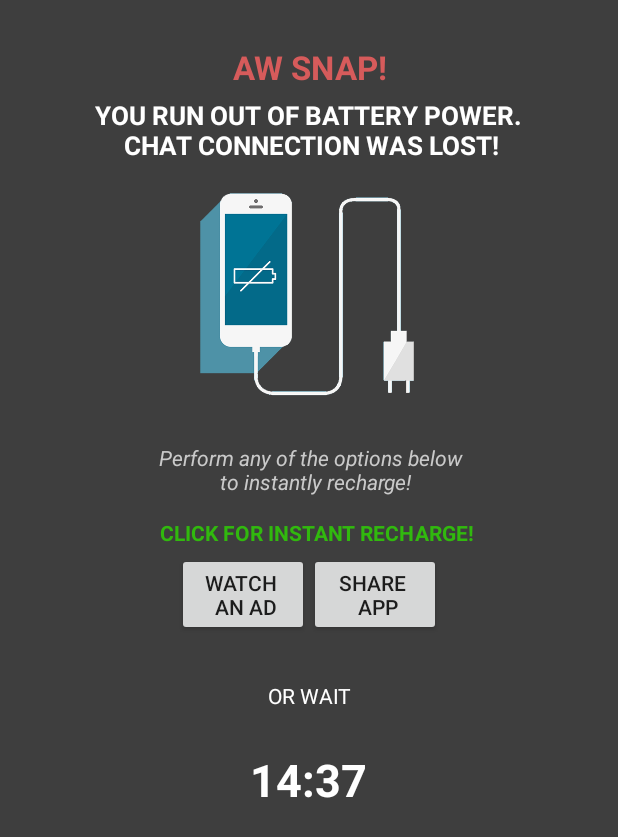
After one commit to Jaydah-Studios/ChatStories, an Android app: the layout activity_promooptions.xml on its own in the app's theme, with its tools: preview values and no code run, on a phone screen of 412 x 824 dp. The commit adds this screen. Shown: the top 837 px of the screen. Run offline under Robolectric (Android 15) with nearby library versions, the phone set to English and light mode, and no system bars.

Commit message:
Added activity for blocking till ad watched or timer expired. Made activity translucent. UI improvements

```diff
--- a/app/src/main/AndroidManifest.xml
+++ b/app/src/main/AndroidManifest.xml
@@ -12,7 +12,8 @@
 
         <activity
             android:name=".Splashscreen"
-            android:label="@string/app_name" >
+            android:label="@string/app_name"
+            android:screenOrientation="portrait">
             <intent-filter>
                 <action android:name="android.intent.action.MAIN" />
 
@@ -20,7 +21,11 @@
             </intent-filter>
         </activity>
 
-        <activity android:name=".MainActivity" > </activity>
+        <activity android:name=".MainActivity" android:screenOrientation="portrait"> </activity>
+        <activity android:name=".PromoOptionsActivity"
+            android:screenOrientation="portrait"
+            android:theme="@style/Theme.Transparent">
+        </activity>
 
     </application>
 
--- a/app/src/main/java/jaydahstudios/com/chatstories/MainActivity.java
+++ b/app/src/main/java/jaydahstudios/com/chatstories/MainActivity.java
@@ -1,12 +1,16 @@
 package jaydahstudios.com.chatstories;
 
+
 import android.content.Context;
+import android.content.Intent;
 import android.content.SharedPreferences;
+import android.database.DataSetObserver;
 import android.preference.PreferenceManager;
 import android.support.v7.app.AppCompatActivity;
 import android.os.Bundle;
 import android.util.Log;
 import android.view.View;
+import android.widget.AbsListView;
 import android.widget.ListView;
 import android.widget.Toast;
 
@@ -97,22 +101,39 @@ public class MainActivity extends AppCompatActivity {
     public void nextClicked(View view){
         Log.d(TAG, "nextClicked: Is Clicked");
 
+        final int limit = 100;
+
+        if(count == limit){
+            Log.d(TAG, "nextClicked: Limit Reached");
+
+            Intent intent = new Intent(MainActivity.this, PromoOptionsActivity.class);
+            startActivity(intent);
+
+        }else{
+            loadList(null);
+        }
+
+    }
+
+    public void loadList(View view){
         ChatModel chat = setUpMessage();
         lstChat.add(chat);
+        final ListView lstView = (ListView)findViewById(R.id.listView);
+        final CustomAdapter adapter = new CustomAdapter(lstChat,this);
+        lstView.setTranscriptMode(AbsListView.TRANSCRIPT_MODE_ALWAYS_SCROLL);
+        lstView.setAdapter(adapter);
 
-        final ListView lstView = (ListView)findViewById(R.id.listView);
-        CustomAdapter adapter = new CustomAdapter(lstChat,this);
-        lstView.setAdapter(adapter);
+        adapter.registerDataSetObserver(new DataSetObserver() {
+            @Override
+            public void onChanged() {
+                super.onChanged();
+                lstView.setSelection(adapter.getCount() - 1);
+            }
+        });
+
         adapter.notifyDataSetChanged();
-
         Log.i(TAG, "Counter is: "+count);
-
         count++;
-
-        lstView.post(new Runnable(){
-            public void run() {
-                lstView.setSelection(lstView.getCount());
-            }});
     }
 
     public void getProgress(View view){
@@ -122,14 +143,20 @@ public class MainActivity extends AppCompatActivity {
         lstChat.add(chat);
 
         final ListView lstView = (ListView)findViewById(R.id.listView);
-        CustomAdapter adapter = new CustomAdapter(lstChat,this);
+        final CustomAdapter adapter = new CustomAdapter(lstChat,this);
+        lstView.setTranscriptMode(AbsListView.TRANSCRIPT_MODE_ALWAYS_SCROLL);
         lstView.setAdapter(adapter);
+
+        adapter.registerDataSetObserver(new DataSetObserver() {
+            @Override
+            public void onChanged() {
+                super.onChanged();
+                lstView.setSelection(adapter.getCount() - 1);
+            }
+        });
+
         adapter.notifyDataSetChanged();
 
-        lstView.post(new Runnable(){
-            public void run() {
-                lstView.setSelection(lstView.getCount());
-            }});
     }
 
     private void checkSharedPreferences(){
--- /dev/null
+++ b/app/src/main/java/jaydahstudios/com/chatstories/PromoOptionsActivity.java
@@ -0,0 +1,41 @@
+package jaydahstudios.com.chatstories;
+
+//import android.app.Activity;
+import android.content.Intent;
+import android.os.Bundle;
+import android.support.annotation.Nullable;
+import android.support.v7.app.AppCompatActivity;
+import android.util.Log;
+import android.view.View;
+import android.widget.Button;
+
+/**
+ * Created by Jaystiqs on 7/18/2017.
+ */
+
+public class PromoOptionsActivity extends AppCompatActivity {
+
+    private static final String TAG = "PromoOptionsActivity";
+
+
+    @Override
+    protected void onCreate(@Nullable Bundle savedInstanceState) {
+        super.onCreate(savedInstanceState);
+        setContentView(R.layout.activity_promooptions);
+
+//        Button back;
+        Log.d(TAG, "onCreate:  Started");
+
+//        back = (Button) findViewById(R.id.optionsBkBtn);
+//
+//        back.setOnClickListener(new View.OnClickListener() {
+//            @Override
+//            public void onClick(View v) {
+//                Intent intent = new Intent(PromoOptionsActivity.this, MainActivity.class);
+//                startActivity(intent);
+//            }
+//        });
+
+    }
+
+}
--- a/app/src/main/java/jaydahstudios/com/chatstories/Splashscreen.java
+++ b/app/src/main/java/jaydahstudios/com/chatstories/Splashscreen.java
@@ -39,7 +39,7 @@ public class Splashscreen extends Activity {
                 try {
                     int waited = 0;
                     // Splash screen pause time
-                    while (waited < 4500) {
+                    while (waited < 4000) {
                         sleep(100);
                         waited += 100;
                     }
--- a/app/src/main/res/layout/activity_main.xml
+++ b/app/src/main/res/layout/activity_main.xml
@@ -39,7 +39,7 @@
 
             <Button
                 android:layout_width="match_parent"
-                android:layout_height="58dp"
+                android:layout_height="65dp"
                 android:text="Next"
                 android:onClick="nextClicked"
                 android:layout_marginTop="2dp"
@@ -49,5 +49,6 @@
 
         </LinearLayout>
 
+
     </LinearLayout>
 </RelativeLayout>
--- /dev/null
+++ b/app/src/main/res/layout/activity_promooptions.xml
@@ -0,0 +1,131 @@
+<?xml version="1.0" encoding="utf-8"?>
+<RelativeLayout xmlns:android="http://schemas.android.com/apk/res/android"
+    android:layout_width="match_parent"
+    android:layout_height="match_parent"
+    android:background="#c0000000"
+    >
+
+        <TextView
+            android:id="@+id/textView"
+            android:layout_width="wrap_content"
+            android:layout_height="wrap_content"
+            android:layout_marginTop="30dp"
+            android:textSize="22sp"
+            android:gravity="center"
+            android:textColor="#d65b5b"
+            android:text="AW SNAP!"
+            android:textStyle="bold"
+            android:layout_centerHorizontal="true" />
+
+        <TextView
+            android:id="@+id/textView6"
+            android:layout_width="wrap_content"
+            android:layout_height="wrap_content"
+            android:layout_marginTop="5dp"
+            android:textSize="17sp"
+            android:gravity="center"
+            android:textColor="#fff"
+            android:text="YOU RUN OUT OF BATTERY POWER.\n CHAT CONNECTION WAS LOST!"
+            android:textStyle="bold"
+            android:layout_below="@+id/textView"
+            android:layout_centerHorizontal="true" />
+
+        <ImageView
+            android:id="@+id/logo"
+            android:layout_width="wrap_content"
+            android:layout_height="wrap_content"
+            android:layout_marginTop="54dp"
+            android:adjustViewBounds="true"
+            android:maxWidth="200dp"
+            android:src="@drawable/rechargepic"
+            android:layout_below="@+id/textView"
+            android:layout_centerHorizontal="true" />
+
+
+        <LinearLayout
+            android:layout_width="wrap_content"
+            android:layout_height="wrap_content"
+            android:layout_below="@+id/textView1"
+            android:layout_centerHorizontal="true"
+            android:layout_marginTop="38dp"
+            android:id="@+id/linearLayout">
+
+                <Button
+                    android:layout_width="wrap_content"
+                    android:layout_height="wrap_content"
+                    android:id="@+id/watchAdBtn"
+                    android:text="Watch \n an AD"
+                    android:layout_above="@+id/textView2"
+                    android:layout_toLeftOf="@+id/optionsBkBtn"
+                    android:layout_toStartOf="@+id/optionsBkBtn" />
+
+                <Button
+                    android:id="@+id/sharedBtn"
+                    android:layout_width="wrap_content"
+                    android:layout_height="wrap_content"
+                    android:layout_above="@+id/textView2"
+                    android:layout_toEndOf="@+id/textView2"
+                    android:layout_toRightOf="@+id/textView2"
+                    android:text="Share \n app" />
+        </LinearLayout>
+
+
+
+        <TextView
+            android:id="@+id/textView1"
+            android:layout_width="wrap_content"
+            android:layout_height="wrap_content"
+            android:gravity="center"
+            android:text="Perform any of the options below \n to instantly recharge!"
+            android:textColor="#cacaca"
+            android:textStyle="italic"
+            android:layout_marginTop="6dp"
+            android:layout_below="@+id/logo"
+            android:layout_alignLeft="@+id/logo"
+            android:layout_alignStart="@+id/logo" />
+
+        <TextView
+            android:id="@+id/textView2"
+            android:layout_width="wrap_content"
+            android:layout_height="wrap_content"
+            android:gravity="center"
+            android:text="CLICK FOR INSTANT RECHARGE!"
+            android:textColor="#31b90e"
+            android:textStyle="bold"
+            android:layout_marginTop="56dp"
+            android:layout_below="@+id/logo"
+            android:layout_alignLeft="@+id/logo"
+            android:layout_alignStart="@+id/logo" />
+        <TextView
+            android:layout_width="wrap_content"
+            android:layout_height="wrap_content"
+            android:id="@+id/textView5" />
+
+        <TextView
+            android:id="@+id/textView3"
+            android:layout_width="wrap_content"
+            android:layout_height="wrap_content"
+            android:layout_below="@+id/linearLayout"
+            android:layout_centerHorizontal="true"
+            android:layout_marginTop="30dp"
+            android:textColor="#fff"
+            android:gravity="center"
+            android:text="OR WAIT" />
+
+        <TextView
+            android:id="@+id/textView4"
+            android:layout_width="wrap_content"
+            android:layout_height="wrap_content"
+            android:layout_marginTop="26dp"
+            android:textSize="30sp"
+            android:textStyle="bold"
+            android:textColor="#fff"
+            android:text="14:37"
+            android:layout_below="@+id/textView3"
+            android:layout_centerHorizontal="true" />
+
+
+</RelativeLayout>
+
+
+    <!--android:background="#5499b1"-->
--- a/app/src/main/res/values/styles.xml
+++ b/app/src/main/res/values/styles.xml
@@ -9,4 +9,14 @@
         <item name="colorAccent">@color/colorAccent</item>
     </style>
 
+    <style name="Theme.Transparent" parent="Theme.AppCompat.Light.NoActionBar">
+        <item name="android:background">@null</item>
+        <item name="background">@null</item>
+        <item name="android:windowBackground">@android:color/transparent</item>
+        <item name="android:colorBackgroundCacheHint">@null</item>
+        <item name="android:windowContentOverlay">@null</item>
+        <item name="android:windowIsTranslucent">true</item>
+        <item name="android:windowAnimationStyle">@null</item>
+
+    </style>
 </resources>
```
Also changed, not shown: app/src/main/res/drawable/rechargepic.png (added).
